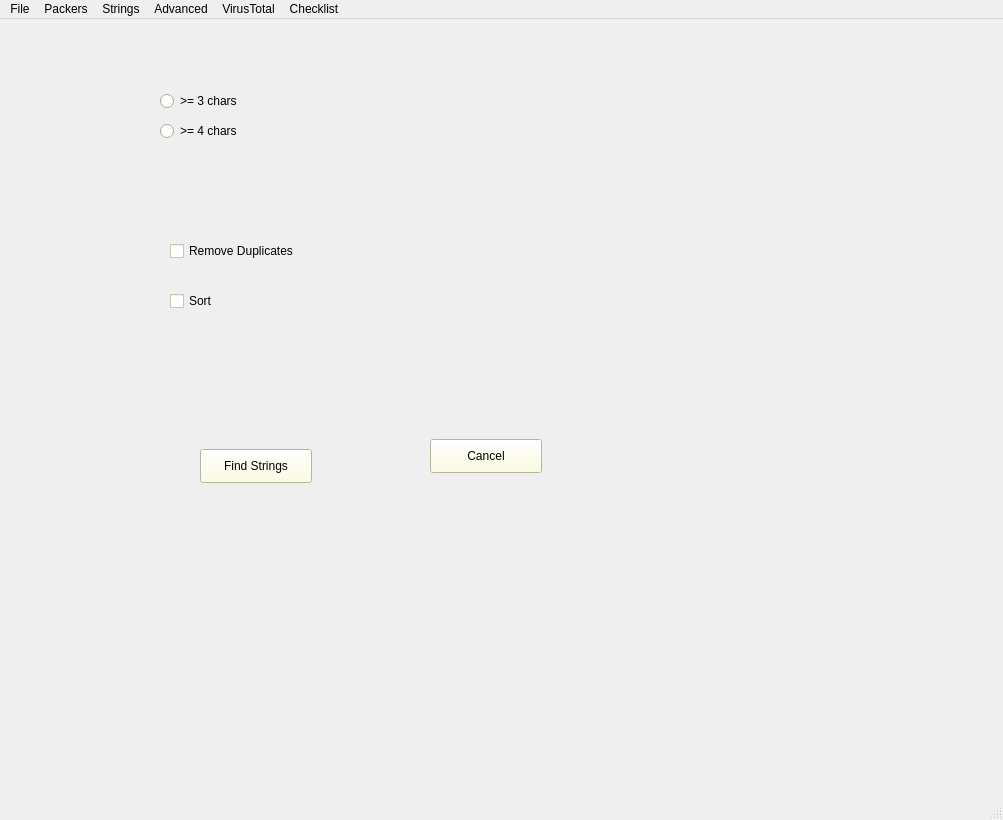
Old version of the form mainwindow.ui in the repository briantobin256/Static-File-Analysis-Tool.
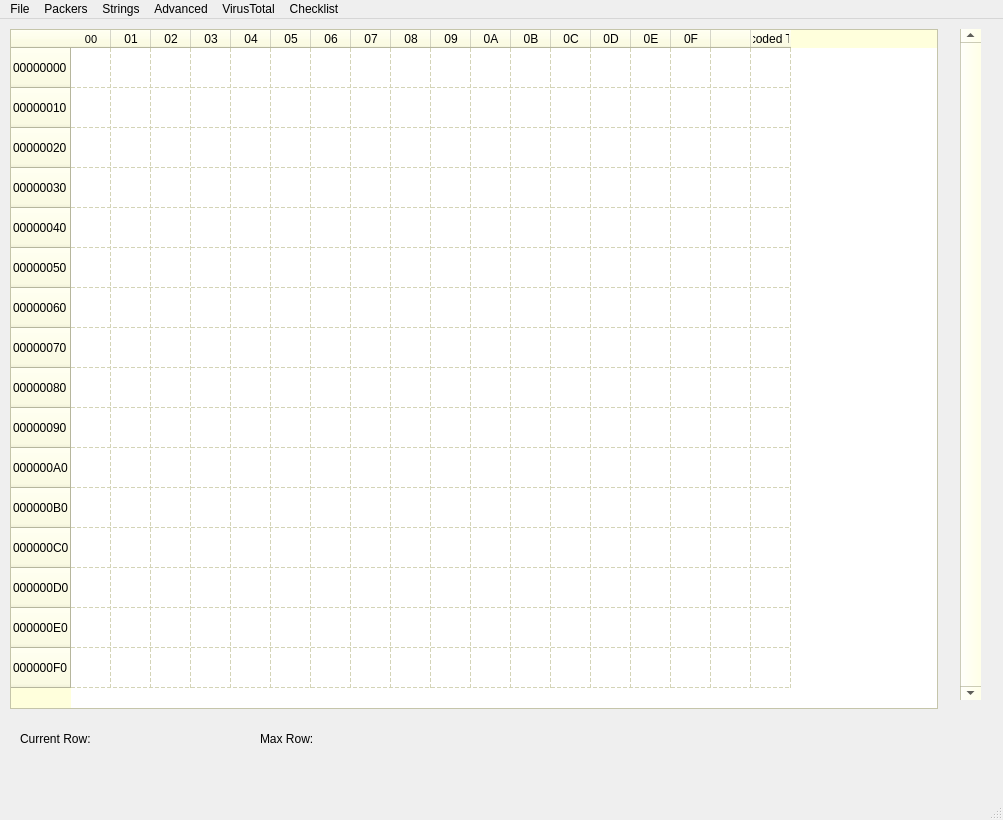
New version of the form. The open tabs and pages were chosen to show the change.

Commit message: removed string search options feature and replaced with sort/unsort button only

The edit to the form file:
```diff
--- a/mainwindow.ui
+++ b/mainwindow.ui
@@ -481,86 +481,6 @@
      <number>2</number>
     </property>
     <widget class="QWidget" name="page_0_Main_Window"/>
-    <widget class="QWidget" name="page_1_Set_String_Settings">
-     <widget class="QRadioButton" name="radioButton3Char">
-      <property name="geometry">
-       <rect>
-        <x>160</x>
-        <y>80</y>
-        <width>120</width>
-        <height>24</height>
-       </rect>
-      </property>
-      <property name="text">
-       <string>&gt;= 3 chars</string>
-      </property>
-     </widget>
-     <widget class="QRadioButton" name="radioButton4Char">
-      <property name="geometry">
-       <rect>
-        <x>160</x>
-        <y>110</y>
-        <width>120</width>
-        <height>24</height>
-       </rect>
-      </property>
-      <property name="text">
-       <string>&gt;= 4 chars</string>
-      </property>
-     </widget>
-     <widget class="QCheckBox" name="removeDuplicatesCheckBox">
-      <property name="geometry">
-       <rect>
-        <x>170</x>
-        <y>230</y>
-        <width>201</width>
-        <height>24</height>
-       </rect>
-      </property>
-      <property name="text">
-       <string>Remove Duplicates</string>
-      </property>
-     </widget>
-     <widget class="QCheckBox" name="sortStringsCheckBox">
-      <property name="geometry">
-       <rect>
-        <x>170</x>
-        <y>280</y>
-        <width>102</width>
-        <height>24</height>
-       </rect>
-      </property>
-      <property name="text">
-       <string>Sort</string>
-      </property>
-     </widget>
-     <widget class="QPushButton" name="findStringsButton">
-      <property name="geometry">
-       <rect>
-        <x>200</x>
-        <y>440</y>
-        <width>112</width>
-        <height>34</height>
-       </rect>
-      </property>
-      <property name="text">
-       <string>Find Strings</string>
-      </property>
-     </widget>
-     <widget class="QPushButton" name="cancelSearchButton">
-      <property name="geometry">
-       <rect>
-        <x>430</x>
-        <y>430</y>
-        <width>112</width>
-        <height>34</height>
-       </rect>
-      </property>
-      <property name="text">
-       <string>Cancel</string>
-      </property>
-     </widget>
-    </widget>
     <widget class="QWidget" name="page_1_Find_Strings">
      <widget class="QLabel" name="stringCountLabel">
       <property name="geometry">
```
Left out of the diff: 38 changed lines with no effect on the pictures. The commit also changes 2 other files.
